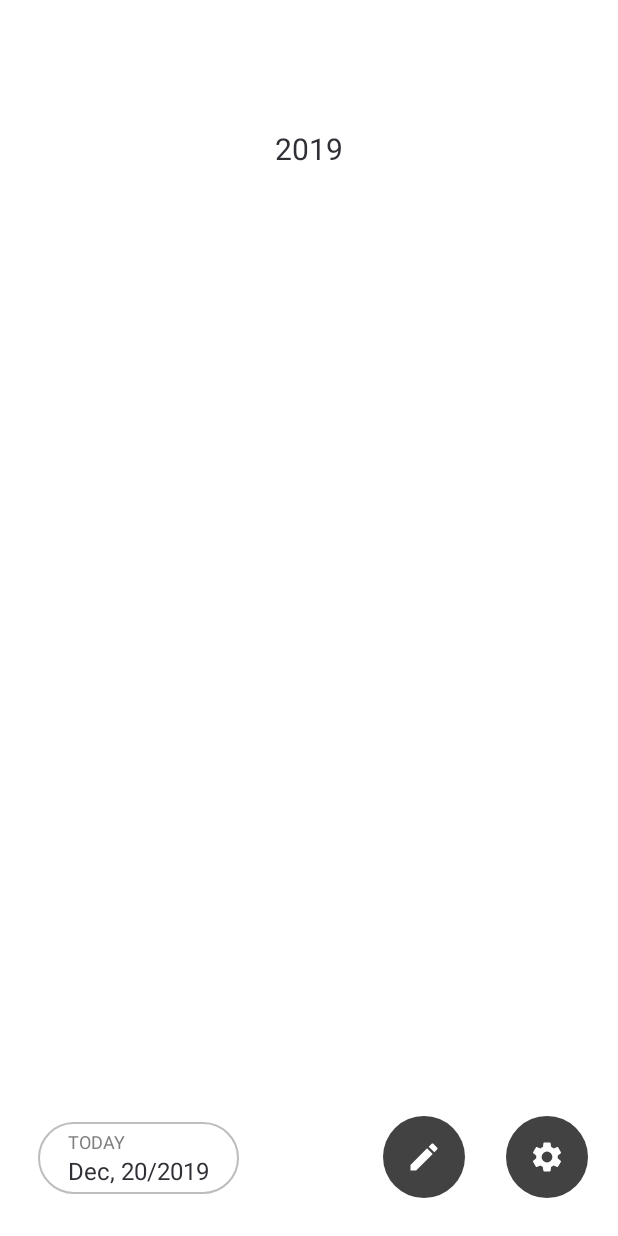
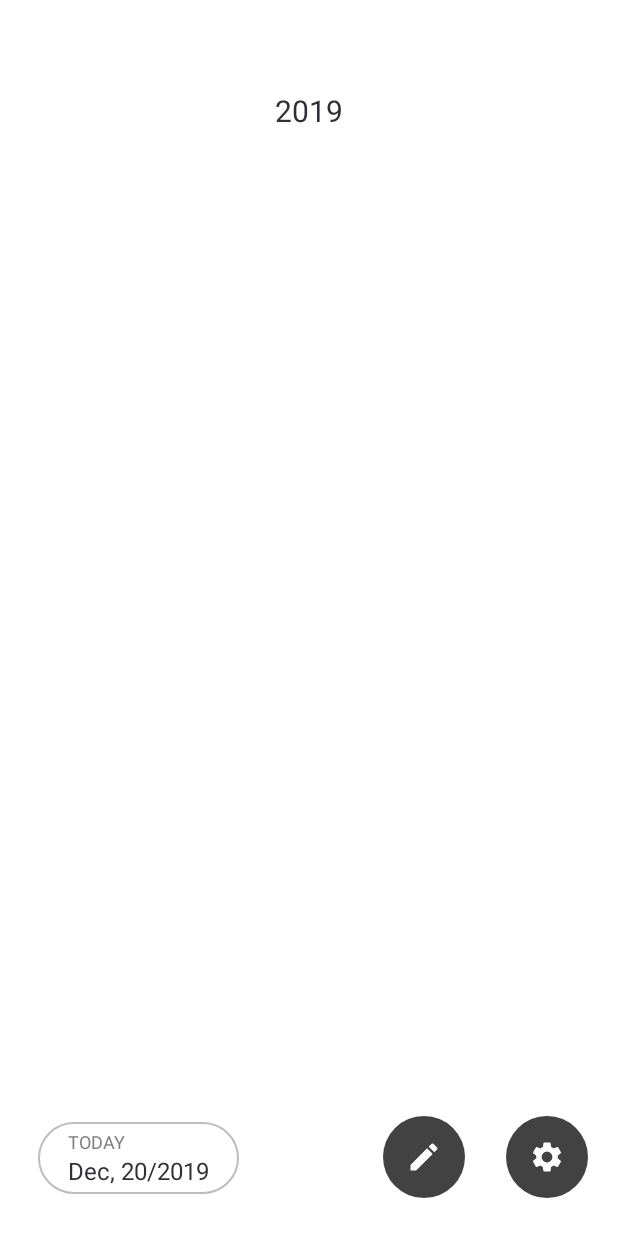
Before and after one commit to hkg5600/everyday-diary-android, an Android app: the MainActivity screen opened directly, with no data from a screen before it, on a phone screen of 412 x 824 dp. Run offline under Robolectric (Android 15) with nearby library versions, the phone set to English and light mode, and no system bars; our stand-ins replace data binding; libraries missing offline, so code that uses them is left out: com.gun0912.tedpermission; 12 statements that could not run were skipped.

Commit message:
Modify something

```diff
--- a/app/src/main/java/com/example/everyday_diary/ui/main/MainActivity.kt
+++ b/app/src/main/java/com/example/everyday_diary/ui/main/MainActivity.kt
@@ -47,13 +47,12 @@ class MainActivity : BaseActivity<ActivityMainBinding, MainActivityViewModel>()
     private var monthOfToday = 0
     private lateinit var dialog: Dialog
     private lateinit var yearPickerBinding: YearPickerBinding
-    private lateinit var bottomSheetBinding : MainBottomSheetDialogBinding
-    private lateinit var bottomSheetDialog : BottomSheetDialog
+    private lateinit var bottomSheetBinding: MainBottomSheetDialogBinding
+    private lateinit var bottomSheetDialog: BottomSheetDialog
 
     override fun initView() {
         viewDataBinding.buttonWrite.isEnabled = false
         checkPermission()
-        initActionBar()
         initBottomSheetBinding()
         initBottomSheetDialog()
         initViewPager()
@@ -102,13 +101,13 @@ class MainActivity : BaseActivity<ActivityMainBinding, MainActivityViewModel>()
     override fun initListener() {
         monthAdapter.onItemClickListener = object : MonthAdapter.OnItemClickListener {
             override fun onClick(view: View, position: Int, holder: MonthAdapter.MonthHolder) {
-                startActivity(
+                startActivityForResult(
                     Intent(this@MainActivity, DiaryListActivity::class.java)
                         .putExtra(
                             "month",
                             DateTimeConverter.monthToString(monthAdapter.monthList[position].month)
                         )
-                        .putExtra("year", viewDataBinding.textViewYear.text)
+                        .putExtra("year", viewDataBinding.textViewYear.text), 1
                 )
             }
         }
@@ -127,9 +126,16 @@ class MainActivity : BaseActivity<ActivityMainBinding, MainActivityViewModel>()
         )
     }
 
-    private fun initActionBar() {
-        title = ""
-        setSupportActionBar(toolbar)
+    private fun bottomSheetClick() {
+        bottomSheetBinding.textViewLogOut.setOnClickListener {
+            viewModel.logout()
+        }
+        bottomSheetBinding.textViewRecent.setOnClickListener {
+            makeToast("recent", false)
+        }
+        bottomSheetBinding.textViewSetting.setOnClickListener {
+            makeToast("setting", false)
+        }
     }
 
     private fun setMonthOfToday() {
@@ -158,6 +164,8 @@ class MainActivity : BaseActivity<ActivityMainBinding, MainActivityViewModel>()
             "${DateTimeConverter.monthToString(Calendar.getInstance().time.month)}, ${Calendar.getInstance().time.day}/${Calendar.getInstance().time.year}"
         return Calendar.getInstance().time.month
     }
+
+
 
     fun showYearPicker() {
         dialog.show()
@@ -209,19 +217,11 @@ class MainActivity : BaseActivity<ActivityMainBinding, MainActivityViewModel>()
 
     private fun initBottomSheetBinding() {
         val bottomSheetInflater = layoutInflater.inflate(R.layout.main_bottom_sheet_dialog, null)
-        bottomSheetBinding = MainBottomSheetDialogBinding.inflate(layoutInflater, bottomSheetInflater as ViewGroup, false)
-    }
-
-    private fun bottomSheetClick() {
-        bottomSheetBinding.textViewLogOut.setOnClickListener {
-            viewModel.logout()
-        }
-        bottomSheetBinding.textViewRecent.setOnClickListener {
-            makeToast("recent", false)
-        }
-        bottomSheetBinding.textViewSetting.setOnClickListener {
-            makeToast("setting", false)
-        }
+        bottomSheetBinding = MainBottomSheetDialogBinding.inflate(
+            layoutInflater,
+            bottomSheetInflater as ViewGroup,
+            false
+        )
     }
 
     private fun initYearPicker() {
@@ -233,6 +233,7 @@ class MainActivity : BaseActivity<ActivityMainBinding, MainActivityViewModel>()
         yearPickerBinding.textOk.setOnClickListener {
             viewDataBinding.textViewYear.text = yearPickerBinding.yearPicker.value.toString()
             viewModel.getDiaryCount(Integer.parseInt(viewDataBinding.textViewYear.text.toString()))
+            viewDataBinding.viewPager.setCurrentItem(0, true)
             dialog.dismiss()
         }
         yearPickerBinding.textCancel.setOnClickListener {
--- a/app/src/main/java/com/example/everyday_diary/ui/write_activity/WriteDiaryActivity.kt
+++ b/app/src/main/java/com/example/everyday_diary/ui/write_activity/WriteDiaryActivity.kt
@@ -130,7 +130,11 @@ class WriteDiaryActivity : BaseActivity<ActivityWriteDiaryBinding, WriteDiaryAct
         setHomeDrawable()
         viewDataBinding.galleryImageHolder.run {
             visibility = View.VISIBLE
-            startAnimation(AnimationUtils.loadAnimation(context, R.anim.gallery_image_show))
+            startAnimation(AnimationUtils.loadAnimation(context, R.anim.gallery_image_show).also {
+                it.setAnimationListener(CustomAnimationListener {
+                    viewDataBinding.scrollView.visibility = View.GONE
+                })
+            })
         }
         viewDataBinding.fabClose.run {
             visibility = View.VISIBLE
@@ -145,6 +149,7 @@ class WriteDiaryActivity : BaseActivity<ActivityWriteDiaryBinding, WriteDiaryAct
         invalidateOptionsMenu()
         setHomeDrawable()
         viewDataBinding.fabClose.visibility = View.GONE
+        viewDataBinding.scrollView.visibility = View.VISIBLE
         viewDataBinding.galleryImageHolder.startAnimation(
             AnimationUtils.loadAnimation(this, R.anim.gallery_image_hide).also {
                 it.setAnimationListener(CustomAnimationListener {
--- a/app/src/main/res/layout/activity_main.xml
+++ b/app/src/main/res/layout/activity_main.xml
@@ -13,44 +13,36 @@
         android:layout_width="match_parent"
         android:layout_height="match_parent">
 
-            <include
-                android:id="@+id/appbar_layout"
-                layout="@layout/app_bar"
-                app:layout_constraintEnd_toEndOf="parent"
-                app:layout_constraintStart_toStartOf="parent"
-                app:layout_constraintTop_toTopOf="parent" />
-
         <androidx.constraintlayout.widget.ConstraintLayout
             android:layout_width="match_parent"
-                android:layout_height="match_parent"
-                android:layout_marginTop="55dp">
+            android:layout_height="match_parent">
 
             <TextView
                 android:id="@+id/text_view_year"
                 android:layout_width="wrap_content"
                 android:layout_height="wrap_content"
-                    android:layout_marginTop="30dp"
+                android:layout_marginTop="60dp"
+                android:clickable="true"
+                android:focusable="true"
                 android:lineSpacingExtra="7sp"
+                android:onClick="@{() -> activity.showYearPicker()}"
                 android:text="2019"
                 android:textColor="#312f36"
                 android:textSize="20sp"
                 app:layout_constraintEnd_toEndOf="parent"
                 app:layout_constraintStart_toStartOf="parent"
-                    app:layout_constraintTop_toTopOf="parent"
-                    android:clickable="true"
-                    android:focusable="true"
-                    android:onClick="@{() -> activity.showYearPicker()}"/>
+                app:layout_constraintTop_toTopOf="parent" />
 
             <androidx.viewpager2.widget.ViewPager2
                 android:id="@+id/view_pager"
                 android:layout_width="match_parent"
                 android:layout_height="0dp"
-                    app:layout_constraintTop_toBottomOf="@+id/text_view_year"
+                android:layout_marginTop="10dp"
+                android:layout_marginBottom="50dp"
+                app:layout_constraintBottom_toTopOf="@+id/holder_date"
+                app:layout_constraintEnd_toEndOf="parent"
                 app:layout_constraintStart_toStartOf="parent"
-                    app:layout_constraintEnd_toEndOf="parent"
-                    app:layout_constraintBottom_toTopOf="@+id/holder_date"
-                    android:layout_marginTop="10dp"
-                    android:layout_marginBottom="50dp"/>
+                app:layout_constraintTop_toBottomOf="@+id/text_view_year" />
 
             <androidx.constraintlayout.widget.ConstraintLayout
                 android:id="@+id/holder_date"
@@ -93,11 +85,11 @@
                 android:layout_marginEnd="20dp"
                 android:layout_marginBottom="25dp"
                 android:background="@drawable/main_button_background"
+                android:onClick="@{() -> activity.showBottomSheet()()}"
                 android:padding="15dp"
                 android:src="@drawable/ic_settings"
                 app:layout_constraintBottom_toBottomOf="parent"
-                    app:layout_constraintEnd_toEndOf="parent"
-                    android:onClick="@{() -> activity.showBottomSheet()()}" />
+                app:layout_constraintEnd_toEndOf="parent" />
 
             <ImageButton
                 android:id="@+id/button_write"
@@ -106,11 +98,11 @@
                 android:layout_marginEnd="27dp"
                 android:layout_marginBottom="25dp"
                 android:background="@drawable/main_button_background"
+                android:onClick="@{() -> activity.startWriteActivity()}"
                 android:padding="15dp"
                 android:src="@drawable/ic_edit"
                 app:layout_constraintBottom_toBottomOf="parent"
-                    app:layout_constraintEnd_toStartOf="@+id/button_setting"
-                    android:onClick="@{() -> activity.startWriteActivity()}" />
+                app:layout_constraintEnd_toStartOf="@+id/button_setting" />
 
         </androidx.constraintlayout.widget.ConstraintLayout>
 
```
Lines whose indentation alone changed are shown as unchanged.
